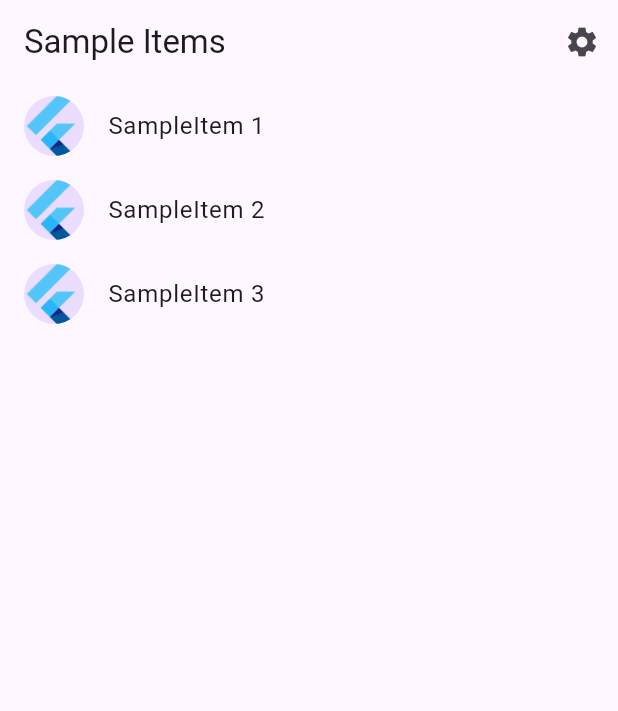
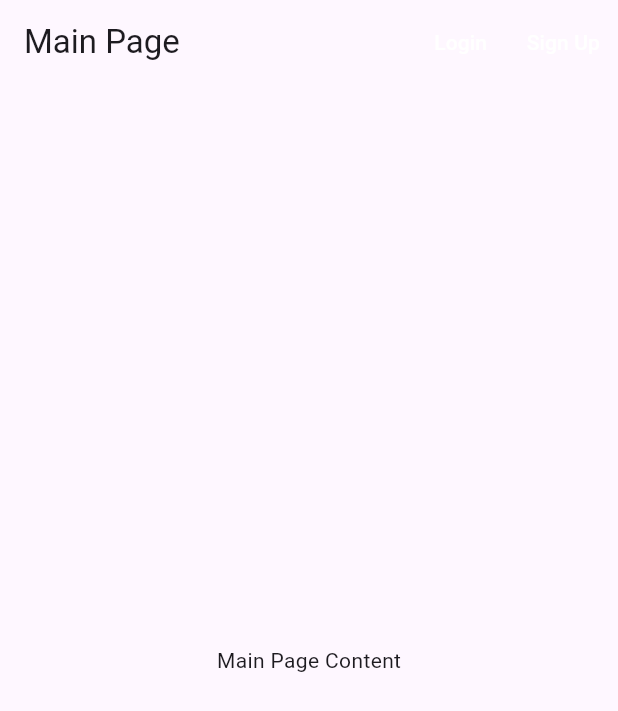
Before and after one commit to lukkn/CivicHacks, a Flutter app: the screen it shows after launch, on a phone screen of 412 x 824 dp. Shown: the top 711 px of the screen. Run offline on Flutter 3.47's test engine with Material 3 defaults, Android fonts, the phone set to English and light mode, and no system bars; generated files the repository leaves out were written again.

Commit message:
add main page and routing and projects

```diff
--- a/client/lib/src/app.dart
+++ b/client/lib/src/app.dart
@@ -2,10 +2,11 @@ import 'package:flutter/material.dart';
 import 'package:flutter_gen/gen_l10n/app_localizations.dart';
 import 'package:flutter_localizations/flutter_localizations.dart';
 
-import 'sample_feature/sample_item_details_view.dart';
-import 'sample_feature/sample_item_list_view.dart';
 import 'settings/settings_controller.dart';
-import 'settings/settings_view.dart';
+import 'project/project_page.dart';
+import 'screens/main_page.dart';
+import 'screens/login_page.dart';
+import 'screens/signup_page.dart';
 
 /// The Widget that configures your application.
 class MyApp extends StatelessWidget {
@@ -22,8 +23,8 @@ class MyApp extends StatelessWidget {
     //
     // The ListenableBuilder Widget listens to the SettingsController for changes.
     // Whenever the user updates their settings, the MaterialApp is rebuilt.
-    return ListenableBuilder(
-      listenable: settingsController,
+    return AnimatedBuilder(
+      animation: settingsController,
       builder: (BuildContext context, Widget? child) {
         return MaterialApp(
           // Providing a restorationScopeId allows the Navigator built by the
@@ -60,23 +61,13 @@ class MyApp extends StatelessWidget {
           darkTheme: ThemeData.dark(),
           themeMode: settingsController.themeMode,
 
-          // Define a function to handle named routes in order to support
-          // Flutter web url navigation and deep linking.
-          onGenerateRoute: (RouteSettings routeSettings) {
-            return MaterialPageRoute<void>(
-              settings: routeSettings,
-              builder: (BuildContext context) {
-                switch (routeSettings.name) {
-                  case SettingsView.routeName:
-                    return SettingsView(controller: settingsController);
-                  case SampleItemDetailsView.routeName:
-                    return const SampleItemDetailsView();
-                  case SampleItemListView.routeName:
-                  default:
-                    return const SampleItemListView();
-                }
-              },
-            );
+          // Set up the routes
+          initialRoute: '/',
+          routes: {
+            '/': (context) => const MainPage(),
+            '/login': (context) => const LoginPage(),
+            '/signup': (context) => const SignupPage(),
+            '/project': (context) => const ProjectPage(),
           },
         );
       },
--- a/client/lib/src/sample_feature/sample_item.dart
+++ /dev/null
@@ -1,6 +0,0 @@
-/// A placeholder class that represents an entity or model.
-class SampleItem {
-  const SampleItem(this.id);
-
-  final int id;
-}
--- a/client/lib/src/sample_feature/sample_item_list_view.dart
+++ /dev/null
@@ -1,71 +0,0 @@
-import 'package:flutter/material.dart';
-
-import '../settings/settings_view.dart';
-import 'sample_item.dart';
-import 'sample_item_details_view.dart';
-
-/// Displays a list of SampleItems.
-class SampleItemListView extends StatelessWidget {
-  const SampleItemListView({
-    super.key,
-    this.items = const [SampleItem(1), SampleItem(2), SampleItem(3)],
-  });
-
-  static const routeName = '/';
-
-  final List<SampleItem> items;
-
-  @override
-  Widget build(BuildContext context) {
-    return Scaffold(
-      appBar: AppBar(
-        title: const Text('Sample Items'),
-        actions: [
-          IconButton(
-            icon: const Icon(Icons.settings),
-            onPressed: () {
-              // Navigate to the settings page. If the user leaves and returns
-              // to the app after it has been killed while running in the
-              // background, the navigation stack is restored.
-              Navigator.restorablePushNamed(context, SettingsView.routeName);
-            },
-          ),
-        ],
-      ),
-
-      // To work with lists that may contain a large number of items, it’s best
-      // to use the ListView.builder constructor.
-      //
-      // In contrast to the default ListView constructor, which requires
-      // building all Widgets up front, the ListView.builder constructor lazily
-      // builds Widgets as they’re scrolled into view.
-      body: ListView.builder(
-        // Providing a restorationId allows the ListView to restore the
-        // scroll position when a user leaves and returns to the app after it
-        // has been killed while running in the background.
-        restorationId: 'sampleItemListView',
-        itemCount: items.length,
-        itemBuilder: (BuildContext context, int index) {
-          final item = items[index];
-
-          return ListTile(
-            title: Text('SampleItem ${item.id}'),
-            leading: const CircleAvatar(
-              // Display the Flutter Logo image asset.
-              foregroundImage: AssetImage('assets/images/flutter_logo.png'),
-            ),
-            onTap: () {
-              // Navigate to the details page. If the user leaves and returns to
-              // the app after it has been killed while running in the
-              // background, the navigation stack is restored.
-              Navigator.restorablePushNamed(
-                context,
-                SampleItemDetailsView.routeName,
-              );
-            }
-          );
-        },
-      ),
-    );
-  }
-}
--- /dev/null
+++ b/client/lib/src/screens/login_page.dart
@@ -0,0 +1,13 @@
+import 'package:flutter/material.dart';
+
+class LoginPage extends StatelessWidget {
+  const LoginPage({super.key});
+
+  @override
+  Widget build(BuildContext context) {
+    return Scaffold(
+      appBar: AppBar(title: const Text('Login')),
+      body: const Center(child: Text('Login Page')),
+    );
+  }
+}
--- /dev/null
+++ b/client/lib/src/screens/main_page.dart
@@ -0,0 +1,27 @@
+import 'package:flutter/material.dart';
+
+class MainPage extends StatelessWidget {
+  const MainPage({super.key});
+
+  static const routeName = '/';
+
+  @override
+  Widget build(BuildContext context) {
+    return Scaffold(
+      appBar: AppBar(
+        title: const Text('Main Page'),
+        actions: [
+          TextButton(
+            onPressed: () => Navigator.pushNamed(context, '/login'),
+            child: const Text('Login', style: TextStyle(color: Colors.white)),
+          ),
+          TextButton(
+            onPressed: () => Navigator.pushNamed(context, '/signup'),
+            child: const Text('Sign Up', style: TextStyle(color: Colors.white)),
+          ),
+        ],
+      ),
+      body: const Center(child: Text('Main Page Content')),
+    );
+  }
+}
--- /dev/null
+++ b/client/lib/src/screens/signup_page.dart
@@ -0,0 +1,13 @@
+import 'package:flutter/material.dart';
+
+class SignupPage extends StatelessWidget {
+  const SignupPage({super.key});
+
+  @override
+  Widget build(BuildContext context) {
+    return Scaffold(
+      appBar: AppBar(title: const Text('Sign Up')),
+      body: const Center(child: Text('Signup Page')),
+    );
+  }
+}
```
Also changed, not shown: client/lib/src/project/project_page.dart (added, +97 -0 lines), client/lib/src/sample_feature/sample_item_details_view.dart (deleted, +0 -20 lines), client/pubspec.lock.
